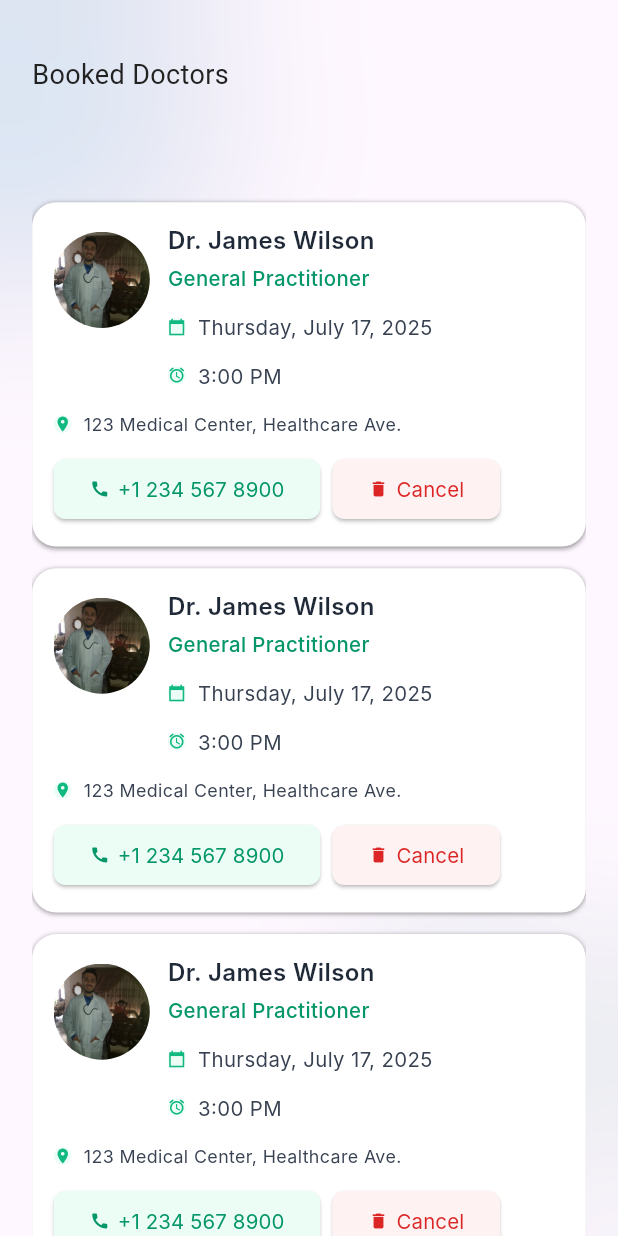
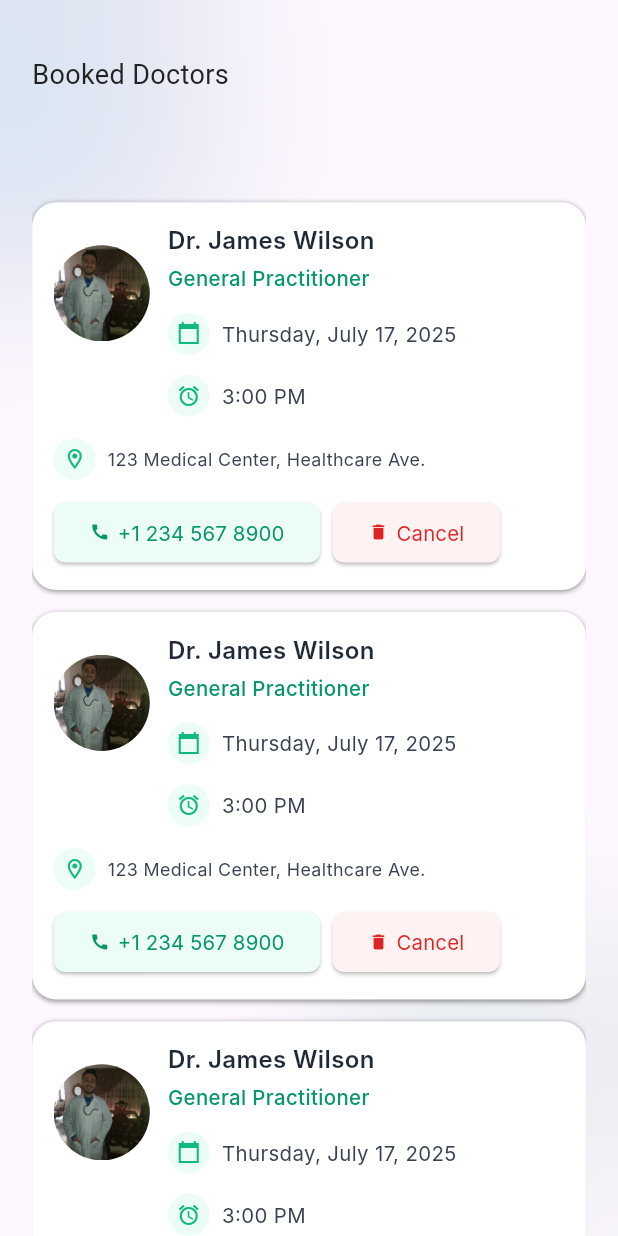
Before and after one commit to amradi6/salamtak, a Flutter app: the BookedDoctorsScreen screen opened by its route, on a phone screen of 412 x 824 dp. Run offline on Flutter 3.47's test engine with Material 3 defaults, Android fonts, the phone set to English and light mode, and no system bars; our stand-ins replace flutter_bloc, flutter_rating_bar, shared_preferences, shimmer; accounts and stored records are empty; network calls fail; Roboto replaces fonts that are missing (Inter, Rubik).

Commit message:
Refactor: Enhance icon display in BookedDoctorsScreen
This commit refactors the icon display for date, time, and location in the `BookedDoctorsScreen`.

- Wrapped the `Icon` widgets within a `ClipRRect` and a `Container` to ensure a consistent circular background (`Color(0XFFECFDF5)`) and size.
- Standardized the icon size to `16`.
- Changed `Icons.access_alarm` to `Icons.alarm`.
- Changed `Icons.location_on` to `Icons.location_on_outlined`.

```diff
--- a/frontend/salamtak/lib/features/booked_doctors/views/booked_doctors_screen.dart
+++ b/frontend/salamtak/lib/features/booked_doctors/views/booked_doctors_screen.dart
@@ -55,7 +55,7 @@ class BookedDoctorsScreen extends StatelessWidget {
                         BoxShadow(
                           color: Colors.black38,
                           blurRadius: 2,
-                          offset: Offset(0,1),
+                          offset: Offset(0, 1),
                         ),
                       ],
                       borderRadius: BorderRadius.circular(16),
@@ -110,15 +110,19 @@ class BookedDoctorsScreen extends StatelessWidget {
                                   SizedBox(height: size.height * 0.0164),
                                   Row(
                                     children: [
-                                      Container(
+                                      ClipRRect(
+                                        borderRadius: BorderRadius.circular(50),
+                                        child: Container(
+                                          width: size.width * 0.0680,
+                                          height: size.width * 0.0680,
                                           decoration: BoxDecoration(
                                             color: Color(0XFFECFDF5),
-                                          borderRadius: BorderRadius.circular(50),
                                           ),
                                           child: Icon(
                                             Icons.calendar_today_sharp,
                                             color: Color(0XFF10B981),
-                                          size: size.width * 0.0291,
+                                            size: 16,
+                                          ),
                                         ),
                                       ),
                                       SizedBox(width: size.width * 0.01944),
@@ -136,15 +140,19 @@ class BookedDoctorsScreen extends StatelessWidget {
                                   SizedBox(height: size.height * 0.0164),
                                   Row(
                                     children: [
-                                      Container(
+                                      ClipRRect(
+                                        borderRadius: BorderRadius.circular(50),
+                                        child: Container(
+                                          width: size.width * 0.0680,
+                                          height: size.width * 0.0680,
                                           decoration: BoxDecoration(
                                             color: Color(0XFFECFDF5),
-                                          borderRadius: BorderRadius.circular(50),
                                           ),
                                           child: Icon(
-                                          Icons.access_alarm,
+                                            Icons.alarm,
                                             color: Color(0XFF10B981),
-                                          size: size.width * 0.0291,
+                                            size: 16,
+                                          ),
                                         ),
                                       ),
                                       SizedBox(width: size.width * 0.01944),
@@ -166,15 +174,19 @@ class BookedDoctorsScreen extends StatelessWidget {
                           SizedBox(height: size.height * 0.017499),
                           Row(
                             children: [
-                              Container(
+                              ClipRRect(
+                                borderRadius: BorderRadius.circular(50),
+                                child: Container(
+                                  width: size.width * 0.0680,
+                                  height: size.width * 0.0680,
                                   decoration: BoxDecoration(
                                     color: Color(0XFFECFDF5),
-                                  borderRadius: BorderRadius.circular(50),
                                   ),
                                   child: Icon(
-                                  Icons.location_on,
+                                    Icons.location_on_outlined,
                                     color: Color(0XFF10B981),
-                                  size: size.width * 0.0291,
+                                    size: 16,
+                                  ),
                                 ),
                               ),
                               SizedBox(width: size.width * 0.01944),
@@ -272,7 +284,7 @@ class BookedDoctorsScreen extends StatelessWidget {
                         BoxShadow(
                           color: Colors.black38,
                           blurRadius: 2,
-                          offset: Offset(0,1),
+                          offset: Offset(0, 1),
                         ),
                       ],
                       borderRadius: BorderRadius.circular(16),
@@ -327,15 +339,19 @@ class BookedDoctorsScreen extends StatelessWidget {
                                   SizedBox(height: size.height * 0.0164),
                                   Row(
                                     children: [
-                                      Container(
+                                      ClipRRect(
+                                        borderRadius: BorderRadius.circular(50),
+                                        child: Container(
+                                          width: size.width * 0.0680,
+                                          height: size.width * 0.0680,
                                           decoration: BoxDecoration(
                                             color: Color(0XFFECFDF5),
-                                          borderRadius: BorderRadius.circular(50),
                                           ),
                                           child: Icon(
                                             Icons.calendar_today_sharp,
                                             color: Color(0XFF10B981),
-                                          size: size.width * 0.0291,
+                                            size: 16,
+                                          ),
                                         ),
                                       ),
                                       SizedBox(width: size.width * 0.01944),
@@ -353,15 +369,19 @@ class BookedDoctorsScreen extends StatelessWidget {
                                   SizedBox(height: size.height * 0.0164),
                                   Row(
                                     children: [
-                                      Container(
+                                      ClipRRect(
+                                        borderRadius: BorderRadius.circular(50),
+                                        child: Container(
+                                          width: size.width * 0.0680,
+                                          height: size.width * 0.0680,
                                           decoration: BoxDecoration(
                                             color: Color(0XFFECFDF5),
-                                          borderRadius: BorderRadius.circular(50),
                                           ),
                                           child: Icon(
-                                          Icons.access_alarm,
+                                            Icons.alarm,
                                             color: Color(0XFF10B981),
-                                          size: size.width * 0.0291,
+                                            size: 16,
+                                          ),
                                         ),
                                       ),
                                       SizedBox(width: size.width * 0.01944),
@@ -383,15 +403,19 @@ class BookedDoctorsScreen extends StatelessWidget {
                           SizedBox(height: size.height * 0.017499),
                           Row(
                             children: [
-                              Container(
+                              ClipRRect(
+                                borderRadius: BorderRadius.circular(50),
+                                child: Container(
+                                  width: size.width * 0.0680,
+                                  height: size.width * 0.0680,
                                   decoration: BoxDecoration(
                                     color: Color(0XFFECFDF5),
-                                  borderRadius: BorderRadius.circular(50),
                                   ),
                                   child: Icon(
-                                  Icons.location_on,
+                                    Icons.location_on_outlined,
                                     color: Color(0XFF10B981),
-                                  size: size.width * 0.0291,
+                                    size: 16,
+                                  ),
                                 ),
                               ),
                               SizedBox(width: size.width * 0.01944),
@@ -489,7 +513,7 @@ class BookedDoctorsScreen extends StatelessWidget {
                         BoxShadow(
                           color: Colors.black38,
                           blurRadius: 2,
-                          offset: Offset(0,1),
+                          offset: Offset(0, 1),
                         ),
                       ],
                       borderRadius: BorderRadius.circular(16),
@@ -544,15 +568,19 @@ class BookedDoctorsScreen extends StatelessWidget {
                                   SizedBox(height: size.height * 0.0164),
                                   Row(
                                     children: [
-                                      Container(
+                                      ClipRRect(
+                                        borderRadius: BorderRadius.circular(50),
+                                        child: Container(
+                                          width: size.width * 0.0680,
+                                          height: size.width * 0.0680,
                                           decoration: BoxDecoration(
                                             color: Color(0XFFECFDF5),
-                                          borderRadius: BorderRadius.circular(50),
                                           ),
                                           child: Icon(
                                             Icons.calendar_today_sharp,
                                             color: Color(0XFF10B981),
-                                          size: size.width * 0.0291,
+                                            size: 16,
+                                          ),
                                         ),
                                       ),
                                       SizedBox(width: size.width * 0.01944),
@@ -570,15 +598,19 @@ class BookedDoctorsScreen extends StatelessWidget {
                                   SizedBox(height: size.height * 0.0164),
                                   Row(
                                     children: [
-                                      Container(
+                                      ClipRRect(
+                                        borderRadius: BorderRadius.circular(50),
+                                        child: Container(
+                                          width: size.width * 0.0680,
+                                          height: size.width * 0.0680,
                                           decoration: BoxDecoration(
                                             color: Color(0XFFECFDF5),
-                                          borderRadius: BorderRadius.circular(50),
                                           ),
                                           child: Icon(
-                                          Icons.access_alarm,
+                                            Icons.alarm,
                                             color: Color(0XFF10B981),
-                                          size: size.width * 0.0291,
+                                            size: 16,
+                                          ),
                                         ),
                                       ),
                                       SizedBox(width: size.width * 0.01944),
@@ -600,15 +632,19 @@ class BookedDoctorsScreen extends StatelessWidget {
                           SizedBox(height: size.height * 0.017499),
                           Row(
                             children: [
-                              Container(
+                              ClipRRect(
+                                borderRadius: BorderRadius.circular(50),
+                                child: Container(
+                                  width: size.width * 0.0680,
+                                  height: size.width * 0.0680,
                                   decoration: BoxDecoration(
                                     color: Color(0XFFECFDF5),
-                                  borderRadius: BorderRadius.circular(50),
                                   ),
                                   child: Icon(
-                                  Icons.location_on,
+                                    Icons.location_on_outlined,
                                     color: Color(0XFF10B981),
-                                  size: size.width * 0.0291,
+                                    size: 16,
+                                  ),
                                 ),
                               ),
                               SizedBox(width: size.width * 0.01944),
@@ -706,7 +742,7 @@ class BookedDoctorsScreen extends StatelessWidget {
                         BoxShadow(
                           color: Colors.black38,
                           blurRadius: 2,
-                          offset: Offset(0,1),
+                          offset: Offset(0, 1),
                         ),
                       ],
                       borderRadius: BorderRadius.circular(16),
@@ -761,15 +797,19 @@ class BookedDoctorsScreen extends StatelessWidget {
                                   SizedBox(height: size.height * 0.0164),
                                   Row(
                                     children: [
-                                      Container(
+                                      ClipRRect(
+                                        borderRadius: BorderRadius.circular(50),
+                                        child: Container(
+                                          width: size.width * 0.0680,
+                                          height: size.width * 0.0680,
                                           decoration: BoxDecoration(
                                             color: Color(0XFFECFDF5),
-                                          borderRadius: BorderRadius.circular(50),
                                           ),
                                           child: Icon(
                                             Icons.calendar_today_sharp,
                                             color: Color(0XFF10B981),
-                                          size: size.width * 0.0291,
+                                            size: 16,
+                                          ),
                                         ),
                                       ),
                                       SizedBox(width: size.width * 0.01944),
@@ -787,15 +827,19 @@ class BookedDoctorsScreen extends StatelessWidget {
                                   SizedBox(height: size.height * 0.0164),
                                   Row(
                                     children: [
-                                      Container(
+                                      ClipRRect(
+                                        borderRadius: BorderRadius.circular(50),
+                                        child: Container(
+                                          width: size.width * 0.0680,
+                                          height: size.width * 0.0680,
                                           decoration: BoxDecoration(
                                             color: Color(0XFFECFDF5),
-                                          borderRadius: BorderRadius.circular(50),
                                           ),
                                           child: Icon(
-                                          Icons.access_alarm,
+                                            Icons.alarm,
                                             color: Color(0XFF10B981),
-                                          size: size.width * 0.0291,
+                                            size: 16,
+                                          ),
                                         ),
                                       ),
                                       SizedBox(width: size.width * 0.01944),
@@ -817,15 +861,19 @@ class BookedDoctorsScreen extends StatelessWidget {
                           SizedBox(height: size.height * 0.017499),
                           Row(
                             children: [
-                              Container(
+                              ClipRRect(
+                                borderRadius: BorderRadius.circular(50),
+                                child: Container(
+                                  width: size.width * 0.0680,
+                                  height: size.width * 0.0680,
                                   decoration: BoxDecoration(
                                     color: Color(0XFFECFDF5),
-                                  borderRadius: BorderRadius.circular(50),
                                   ),
                                   child: Icon(
-                                  Icons.location_on,
+                                    Icons.location_on_outlined,
                                     color: Color(0XFF10B981),
-                                  size: size.width * 0.0291,
+                                    size: 16,
+                                  ),
                                 ),
                               ),
                               SizedBox(width: size.width * 0.01944),
@@ -915,7 +963,7 @@ class BookedDoctorsScreen extends StatelessWidget {
                     ),
                   ),
 
-                  SizedBox(height: size.height*0.10937),
+                  SizedBox(height: size.height * 0.10937),
                 ],
               ),
             ),
```
Lines whose indentation alone changed are shown as unchanged.
